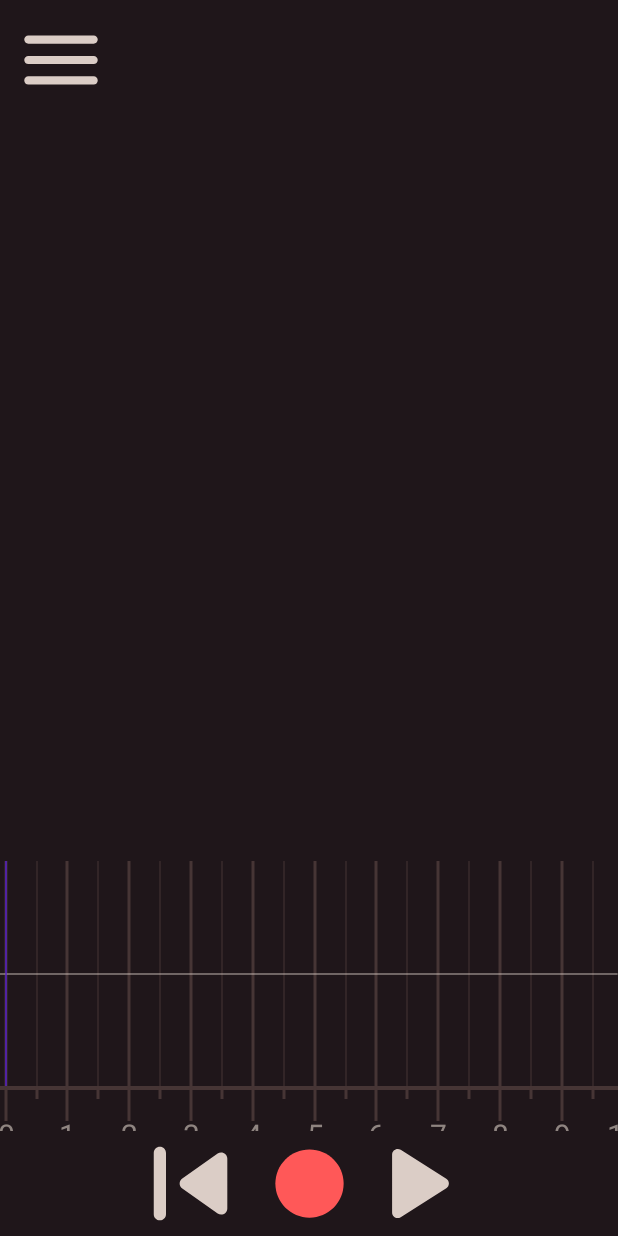
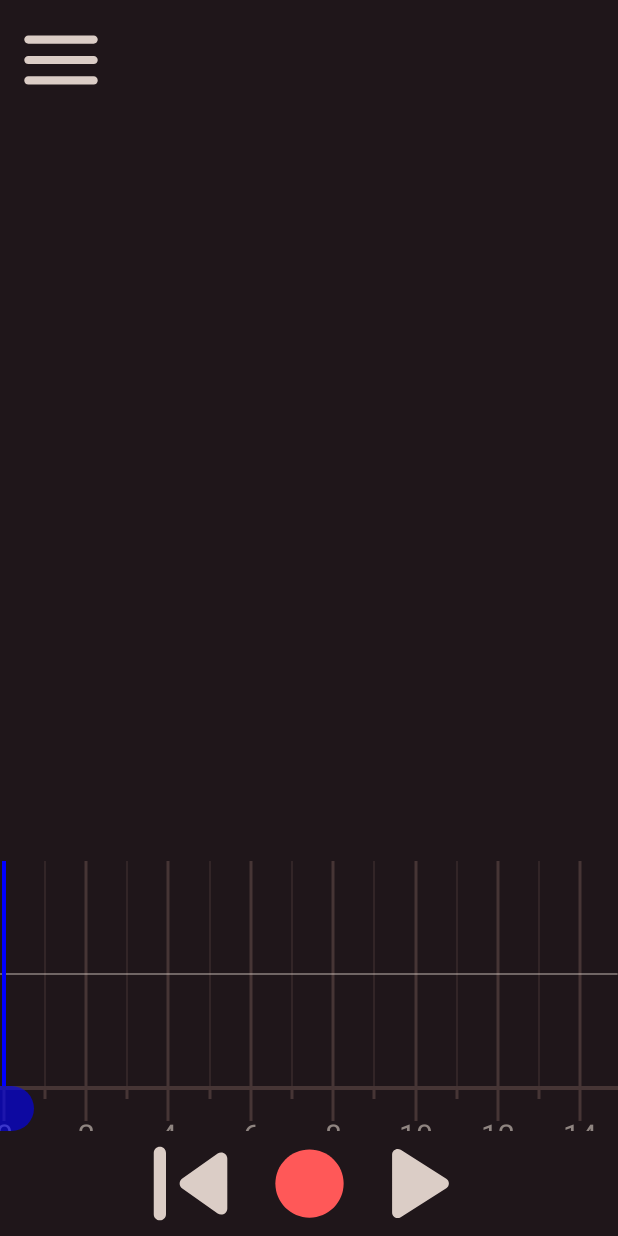
Before and after one commit to TEXflip/JamRec, an Android app: the screen it shows after launch (MainActivity), on a phone screen of 412 x 824 dp. Run offline under Robolectric (Android 15) with nearby library versions, the phone set to English and light mode, and no system bars.

Commit message:
disegnata la playbar draggabile

```diff
--- a/app/src/main/java/com/tessari/jamrec/AudioCanvas.java
+++ b/app/src/main/java/com/tessari/jamrec/AudioCanvas.java
@@ -19,7 +19,7 @@ public class AudioCanvas extends View {
     private SessionManager session = null;
     private int precSize = 0, valMax = 100;
     boolean autoMove = true;
-    private final float[] reduxFactors = {0, 0.01f, 0.02f, 0.05f, 0.1f, 0.2f, 0.5f, 1, 2, 5, 10, 20, 60, 60*2, 60*5, 60*10, 60*20, 60*60, 60*60*2, 60*60*5, 60*60*10, 60*60*20, 60*60*24};
+    private final float[] reduxFactors = {0, 0.01f, 0.02f, 0.05f, 0.1f, 0.2f, 0.5f, 1, 2, 5, 10, 20, 60, 60 * 2, 60 * 5, 60 * 10, 60 * 20, 60 * 60, 60 * 60 * 2, 60 * 60 * 5, 60 * 60 * 10, 60 * 60 * 20, 60 * 60 * 24};
 
 
     public AudioCanvas(Context c, AttributeSet set) {
@@ -30,9 +30,11 @@ public class AudioCanvas extends View {
         controlBarColor = new Paint(Paint.ANTI_ALIAS_FLAG);
         controlBarColor.setColor(ResourcesCompat.getColor(getResources(), R.color.Rec, null));
         controlBarColor.setStyle(Paint.Style.FILL);
+        controlBarColor.setStrokeWidth(4);
         blue = new Paint(Paint.ANTI_ALIAS_FLAG);
         blue.setColor(Color.BLUE);
         blue.setStyle(Paint.Style.FILL);
+        blue.setStrokeWidth(4);
         linesColor = new Paint(Paint.ANTI_ALIAS_FLAG);
         linesColor.setColor(ResourcesCompat.getColor(getResources(), R.color.SecondBackground, null));
         linesColor.setStyle(Paint.Style.FILL);
@@ -57,18 +59,20 @@ public class AudioCanvas extends View {
             }
 
             // disegna la recBar
-            drawLineRelative(c, controlBarColor, size, height, 0);
+            int CBpos = session.fromSamplesIndexToViewIndex(size, width);
+            c.drawLine(CBpos, height, CBpos, 0, controlBarColor);
 
             // disegna la playBar
-            drawLineRelative(c, blue, track.getPlayerBufferPos(), height, 0);
+            int PBpos = session.fromSamplesIndexToViewIndex(session.getPlayBarPos(), width);
+            c.drawLine(PBpos, height, PBpos, 0, blue);
             precSize = size;
 
         }
     }
 
-    private void drawTimeLines(Canvas c){
-        double firstSec = session.getOffsetAt0()/(double) session.getSampleRate(); // il secondo che si trova piú a sinistra della view
-        float viewWidthInSec = session.getTrackViewWidth() / (float)session.getSampleRate(); // lunghezza in secondi della view
+    private void drawTimeLines(Canvas c) {
+        double firstSec = session.getOffsetAt0() / (double) session.getSampleRate(); // il secondo che si trova piú a sinistra della view
+        float viewWidthInSec = session.getTrackViewWidth() / (float) session.getSampleRate(); // lunghezza in secondi della view
 
         float reduxFactor = ((float) session.getTrackViewWidth() / (float) (session.getSampleRate() * 10));
 //            float reduxFactor = ((float) session.getTrackViewWidth() / (float) (width*400));
@@ -81,8 +85,8 @@ public class AudioCanvas extends View {
         firstSec = SupportMath.floorModD(firstSec, reduxFactor);
 //            Log.e("AAAAA", "firstSec: "+firstSec+" rf: "+reduxFactor );
         for (double i = firstSec; i <= firstSec + viewWidthInSec + reduxFactor; i += reduxFactor) {
-            int posX = session.fromSamplesIndexToViewIndex((int)(i * session.getSampleRate()), getWidth());
-            int posXhalf = session.fromSamplesIndexToViewIndex((int)((i+reduxFactor/2) * session.getSampleRate()), getWidth());
+            int posX = session.fromSamplesIndexToViewIndex((int) (i * session.getSampleRate()), getWidth());
+            int posXhalf = session.fromSamplesIndexToViewIndex((int) ((i + reduxFactor / 2) * session.getSampleRate()), getWidth());
             c.drawRect(posX - 1.5f, 0, posX + 1.5f, getHeight(), linesColor);
             c.drawRect(posXhalf - 0.5f, 0, posXhalf + 0.5f, getHeight(), linesColor);
         }
@@ -122,7 +126,7 @@ public class AudioCanvas extends View {
 
     @Override
     public boolean onTouchEvent(MotionEvent e) {
-        session.onTouchEvent(e);
+        session.onTouchViewEvent(e);
         return true;
     }
 
--- a/app/src/main/java/com/tessari/jamrec/MainActivity.java
+++ b/app/src/main/java/com/tessari/jamrec/MainActivity.java
@@ -7,8 +7,6 @@ import android.support.v4.app.ActivityCompat;
 import android.support.v4.content.ContextCompat;
 import android.os.Bundle;
 import android.support.v7.app.AppCompatActivity;
-import android.util.Log;
-import android.view.GestureDetector;
 import android.view.MotionEvent;
 import android.view.View;
 import android.widget.ScrollView;
@@ -30,7 +28,7 @@ public class MainActivity extends AppCompatActivity {
         ((ScrollView)findViewById(R.id.track_list)).setOnTouchListener(new View.OnTouchListener() {
             @Override
             public boolean onTouch(View view, MotionEvent motionEvent) {
-                session.onTouchEvent(motionEvent);
+                session.onTouchViewEvent(motionEvent);
                 view.onTouchEvent(motionEvent);
                 return true;
             }
--- a/app/src/main/java/com/tessari/jamrec/SessionManager.java
+++ b/app/src/main/java/com/tessari/jamrec/SessionManager.java
@@ -1,6 +1,7 @@
 package com.tessari.jamrec;
 
 import android.support.v7.app.AppCompatActivity;
+import android.util.Log;
 import android.view.GestureDetector;
 import android.view.MotionEvent;
 import android.view.ScaleGestureDetector;
@@ -11,7 +12,7 @@ import com.tessari.jamrec.Utils.SupportMath;
 class SessionManager {
 
     private ScaleGestureDetector stretchDetector;
-    private GestureDetector scrollDetector;
+    private GestureDetector scrollDetector, timebarScrollDetector;
 
     private AppCompatActivity context;
     private AudioCanvas audioCanvas;
@@ -31,8 +32,9 @@ class SessionManager {
         this.timebar = context.findViewById(R.id.timebar);
         this.sampleRate = sampleRate;
 
-        stretchDetector = new ScaleGestureDetector(context, new StretchListener());
-        scrollDetector = new GestureDetector(context, new ScrollListener());
+        stretchDetector = new ScaleGestureDetector(context, new ViewStretchListener());
+        scrollDetector = new GestureDetector(context, new ViewScrollListener());
+        timebarScrollDetector = new GestureDetector(context, new TimebarScrollListener());
 
         track = new Track(sampleRate, bufferSize, audio_encoding, audio_channel_out, this);
         recorder = new Recorder(sampleRate, bufferSize, audio_encoding, audio_channel_in, this);
@@ -43,7 +45,7 @@ class SessionManager {
         audioCanvas.post(new Runnable() {
             @Override
             public void run() {
-                trackViewWidth = sampleRate * 10;
+                trackViewWidth = sampleRate * 15;
                 offset = trackViewWidth / 2 - sampleRate / 10;
             }
         });
@@ -51,6 +53,7 @@ class SessionManager {
 
     void updateCanvas() {
         audioCanvas.invalidate();
+        timebar.invalidate();
     }
 
     void updateTimebar() {
@@ -111,6 +114,14 @@ class SessionManager {
         return sampleRate;
     }
 
+    int getPlayBarPos(){
+        return track.getPlayerBufferPos();
+    }
+
+    void sumPlayBarPos(int x){
+        track.setPlayerBufferPos(track.getPlayerBufferPos()+x*(trackViewWidth / audioCanvas.getWidth()));
+    }
+
     /**
      * allarga o diminuisce la dimensione della trackViewWidth
      * min = viewWidth, max = Integer.MAX
@@ -122,7 +133,6 @@ class SessionManager {
         else
             trackViewWidth -= x;
         updateCanvas();
-        updateTimebar();
     }
 
     void sumOffset(int x) {
@@ -131,7 +141,6 @@ class SessionManager {
 
     void sumOffsetNotRel(int x) {
         offset += x;
-        updateTimebar();
         updateCanvas();
     }
 
@@ -148,7 +157,7 @@ class SessionManager {
 
         // quando é molto zoommato l'approssimazione del widthRatio rende lo zoom scattoso, in questo modo si aggira il problema
         float retWidthRatio = widthRatio <= 18 ? ((float) trackViewWidth / (float) width) : widthRatio;
-
+//        retWidthRatio = ((float) trackViewWidth / (float) width);
         return start2 + (int) (i * retWidthRatio);
     }
 
@@ -157,12 +166,16 @@ class SessionManager {
         return (int) (((i - start1) / trackViewWidth) * width);
     }
 
-    void onTouchEvent(MotionEvent e) {
+    void onTouchViewEvent(MotionEvent e) {
         scrollDetector.onTouchEvent(e);
         stretchDetector.onTouchEvent(e);
     }
 
-    class StretchListener extends ScaleGestureDetector.SimpleOnScaleGestureListener {
+    void onTouchTimebarEvent(MotionEvent e){
+        timebarScrollDetector.onTouchEvent(e);
+    }
+
+    class ViewStretchListener extends ScaleGestureDetector.SimpleOnScaleGestureListener {
         @Override
         public boolean onScale(ScaleGestureDetector scaleGestureDetector) {
             double f = scaleGestureDetector.getScaleFactor() - 1;
@@ -171,11 +184,21 @@ class SessionManager {
         }
     }
 
-    class ScrollListener extends GestureDetector.SimpleOnGestureListener {
+    class ViewScrollListener extends GestureDetector.SimpleOnGestureListener {
         @Override
         public boolean onScroll(MotionEvent motionEvent, MotionEvent motionEvent1, float v, float v1) {
             sumOffset((int) v);
             return true;
         }
     }
+
+    class TimebarScrollListener extends GestureDetector.SimpleOnGestureListener {
+        @Override
+        public boolean onScroll(MotionEvent motionEvent, MotionEvent motionEvent1, float v, float v1) {
+            sumPlayBarPos((int)v);
+            updateCanvas();
+            Log.e("VVVVVVVVVVV", ""+v );
+            return true;
+        }
+    }
 }
--- a/app/src/main/java/com/tessari/jamrec/Timebar.java
+++ b/app/src/main/java/com/tessari/jamrec/Timebar.java
@@ -2,16 +2,18 @@ package com.tessari.jamrec;
 
 import android.content.Context;
 import android.graphics.Canvas;
+import android.graphics.Color;
 import android.graphics.Paint;
 import android.support.v4.content.res.ResourcesCompat;
 import android.util.AttributeSet;
 import android.util.Log;
+import android.view.MotionEvent;
 import android.view.View;
 
 import com.tessari.jamrec.Utils.SupportMath;
 
 public class Timebar extends View {
-    private Paint linesColor, textColor;
+    private Paint linesColor, textColor, blue;
     private SessionManager session;
     private final float[] reduxFactors = {0, 0.01f, 0.02f, 0.05f, 0.1f, 0.2f, 0.5f, 1, 2, 5, 10, 20, 60, 60*2, 60*5, 60*10, 60*20, 60*60, 60*60*2, 60*60*5, 60*60*10, 60*60*20, 60*60*24};
 
@@ -24,6 +26,10 @@ public class Timebar extends View {
         textColor.setColor(ResourcesCompat.getColor(getResources(), R.color.MainForegroundPressed, null));
         textColor.setTextSize(30);
         textColor.setTextAlign(Paint.Align.CENTER);
+        blue = new Paint(Paint.ANTI_ALIAS_FLAG);
+        blue.setColor(Color.BLUE);
+        blue.setAlpha(150);
+        blue.setStyle(Paint.Style.FILL);
     }
 
     @Override
@@ -32,6 +38,8 @@ public class Timebar extends View {
             int width = this.getWidth(), height = this.getHeight();
 //        c.drawLine(0, 0, width, 0, linesColor);
             c.drawRect(0, 0, width, 4, linesColor);
+
+
 
             double firstSec = session.getOffsetAt0()/(double) session.getSampleRate(); // il secondo che si trova piú a sinistra della view
             float viewWidthInSec = session.getTrackViewWidth() / (float)session.getSampleRate(); // lunghezza in secondi della view
@@ -53,7 +61,16 @@ public class Timebar extends View {
                 c.drawRect(posXhalf - 1.5f, 0, posXhalf + 1.5f, 13, linesColor);
                 c.drawText(toTime(i, (int)reduxFactor), posX, 60, textColor);
             }
+
+            float PBpos = session.fromSamplesIndexToViewIndex(session.getPlayBarPos(), width);
+            c.drawRoundRect(PBpos-30, 0, PBpos+30, height,25,25, blue);
         }
+    }
+
+    @Override
+    public boolean onTouchEvent(MotionEvent e) {
+        session.onTouchTimebarEvent(e);
+        return true;
     }
 
     private String toTime(double sec, int rf) {
```
Also changed, not shown: app/src/main/java/com/tessari/jamrec/Track.java (+10 -1 lines).
